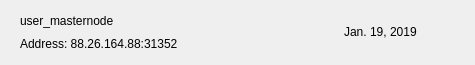
Before: the Qt Designer form src/qt/gamefrag/forms/mnrow.ui in Game-Frag/game-frag-coin, drawn with Qt 5.
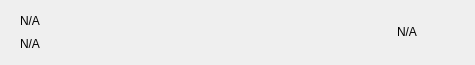
After: the same form once the commit is applied. Icons and pictures are not drawn.

```diff
--- a/src/qt/gamefrag/forms/mnrow.ui
+++ b/src/qt/gamefrag/forms/mnrow.ui
@@ -80,14 +80,14 @@
          <item>
           <widget class="QLabel" name="labelName">
            <property name="text">
-            <string>user_masternode</string>
+            <string notr="true">N/A</string>
            </property>
           </widget>
          </item>
          <item>
           <widget class="QLabel" name="labelAddress">
            <property name="text">
-            <string>Address: 88.26.164.88:31352</string>
+            <string notr="true">N/A</string>
            </property>
           </widget>
          </item>
@@ -110,7 +110,7 @@
       <item>
        <widget class="QLabel" name="labelDate">
         <property name="text">
-         <string>Jan. 19, 2019</string>
+         <string notr="true">N/A</string>
         </property>
        </widget>
       </item>
```
